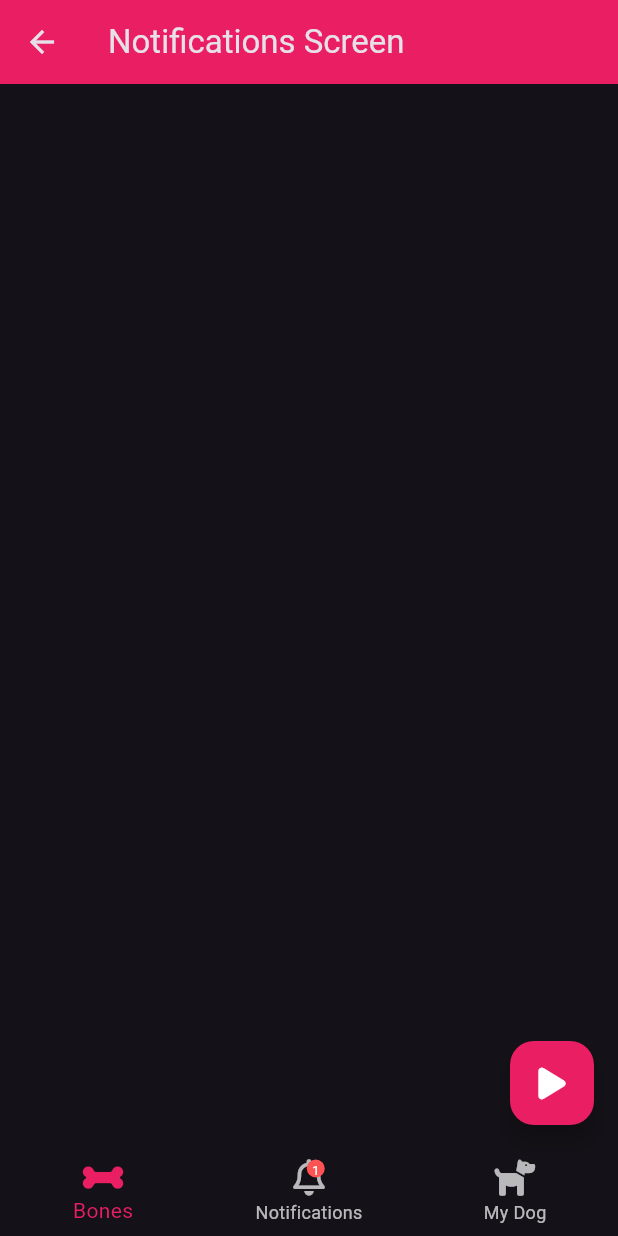
After one commit to max-vigtov/animate-do-app, a Flutter app: the NotificationsScreen screen opened directly, after a tap on an icon or button, on a phone screen of 412 x 824 dp. The commit adds this screen. Run offline on Flutter 3.47's test engine with Material 3 defaults, Android fonts, the phone set to English and light mode, and no system bars; drawn by our look-alikes of animate_do; our stand-ins replace font_awesome_flutter.

Commit message:
Notifications screen: Notification Screen added

```diff
--- a/lib/main.dart
+++ b/lib/main.dart
@@ -1,4 +1,4 @@
-import 'package:animate_do_app/presentation/screens/screen1.dart';
+import 'package:animate_do_app/presentation/screens/main_screen.dart';
 import 'package:flutter/material.dart';
 
 void main() {
@@ -13,7 +13,7 @@ class MainApp extends StatelessWidget {
     return MaterialApp(
       debugShowCheckedModeBanner: false,
       theme: ThemeData(brightness: Brightness.dark),
-      home: const Screen1()
+      home: const MainScreen()
     );
   }
 }
--- a/lib/presentation/screens/screen1.dart
+++ b/lib/presentation/screens/main_screen.dart
@@ -1,17 +1,18 @@
 import 'package:animate_do/animate_do.dart';
+import 'package:animate_do_app/presentation/screens/notifications_screen.dart';
 import 'package:animate_do_app/presentation/screens/twitter_screen.dart';
 import 'package:flutter/cupertino.dart';
 import 'package:flutter/material.dart';
 import 'package:font_awesome_flutter/font_awesome_flutter.dart';
 
-class Screen1 extends StatelessWidget {
-  const Screen1({
+class MainScreen extends StatelessWidget {
+  const MainScreen({
     super.key,
   });
 
   @override
   Widget build(BuildContext context) {
-    return  Scaffold(
+    return Scaffold(
       appBar: AppBar(
         backgroundColor: Colors.blue,
         title: const Text('Animate_do'),
@@ -32,7 +33,7 @@ class Screen1 extends StatelessWidget {
               onPressed: () {
                 Navigator.push(context,
                   CupertinoPageRoute(
-                    builder: (context) => const Screen1()
+                    builder: (context) => const MainScreen()
                   )
                 );
               },
@@ -43,7 +44,11 @@ class Screen1 extends StatelessWidget {
       ),
       floatingActionButton: ElasticInRight(
         child: FloatingActionButton(
-          onPressed: () {},
+          onPressed: () => Navigator.push(context,
+                MaterialPageRoute(
+                  builder: (context) => const NotificationsScreen()
+                )
+              ),
           backgroundColor: Colors.blue,
           child: const FaIcon( FontAwesomeIcons.play, color: Colors.white ),
         ),
--- /dev/null
+++ b/lib/presentation/screens/notifications_screen.dart
@@ -0,0 +1,123 @@
+import 'package:animate_do/animate_do.dart';
+import 'package:flutter/material.dart';
+import 'package:font_awesome_flutter/font_awesome_flutter.dart';
+import 'package:provider/provider.dart';
+
+class NotificationsScreen extends StatelessWidget {
+  const NotificationsScreen({super.key});
+
+  @override
+  Widget build(BuildContext context) {
+    return ChangeNotifierProvider(
+      create: (context) => _NotificationModel(),
+      child: Scaffold(
+        appBar: AppBar(
+          backgroundColor: Colors.pink,
+          title: const Text( 'Notifications Screen')),
+        floatingActionButton: const FloatingButton(),
+        bottomNavigationBar: const BottomNavigation(),
+      ),
+    );
+  }
+}
+
+class BottomNavigation extends StatelessWidget {
+  const BottomNavigation({
+    super.key,
+  });
+
+  @override
+  Widget build(BuildContext context) {
+
+    final int number = Provider.of<_NotificationModel>(context).getNumber;
+
+    return BottomNavigationBar(
+      currentIndex: 0,
+      selectedItemColor: Colors.pink,
+      items: [
+        const BottomNavigationBarItem(
+          label: 'Bones',
+          icon: FaIcon( FontAwesomeIcons.bone )
+        ),
+        BottomNavigationBarItem(
+          label: 'Notifications',
+          icon: Stack(
+            children:  [
+              const FaIcon( FontAwesomeIcons.bell ),
+              Positioned(
+                top: 0.0,
+                right: 0.0,
+                child: BounceInDown(
+                  from: 10,
+                  animate: ( number > 0 ? true : false),
+                  child: Bounce(
+                    from: 10,
+                    controller: ( controller ) => Provider.of<_NotificationModel>(context).setBounceController = controller,
+                    child: Container(
+                      alignment: Alignment.center,
+                      width: 12,
+                      height: 12,
+                      decoration: const BoxDecoration(
+                        color: Colors.redAccent,
+                        shape: BoxShape.circle,
+                      ),
+                      child: Text('$number', style: const TextStyle( color: Colors.white, fontSize: 9 ),),
+                    ),
+                  ),
+                ),
+              )
+            ]
+          )
+        ),
+        const BottomNavigationBarItem(
+          label: 'My Dog',
+          icon: FaIcon( FontAwesomeIcons.dog )
+        ),
+      ]
+    );
+  }
+}
+
+class FloatingButton extends StatelessWidget {
+  const FloatingButton({
+    super.key,
+  });
+
+  @override
+  Widget build(BuildContext context) {
+    return FloatingActionButton(
+      backgroundColor: Colors.pink,
+      child: const FaIcon( FontAwesomeIcons.play, color: Colors.white ),
+      onPressed: () {
+        final notifyModel = Provider.of<_NotificationModel>(context, listen: false);
+
+        int number = notifyModel.getNumber;
+        number++;
+        notifyModel.number = number;
+
+        if ( number >= 2 ) {
+          final controller = notifyModel.getBounceController;
+          controller.forward( from:  0.0 );
+        }
+      }
+    );
+  }
+}
+
+class _NotificationModel extends ChangeNotifier {
+  int _number = 0;
+  late AnimationController _bounceController;
+
+  int get getNumber => _number;
+
+  set number( int value ){
+    _number = value;
+    notifyListeners();
+  }
+
+  AnimationController get getBounceController => _bounceController;
+
+  set setBounceController( AnimationController controller ){
+    _bounceController = controller;
+  }
+}
--- a/pubspec.yaml
+++ b/pubspec.yaml
@@ -11,6 +11,7 @@ dependencies:
     sdk: flutter
   animate_do: ^3.3.4
   font_awesome_flutter: ^10.7.0
+  provider: ^6.1.2
 
 dev_dependencies:
   flutter_test:
```
Also changed, not shown: pubspec.lock.
